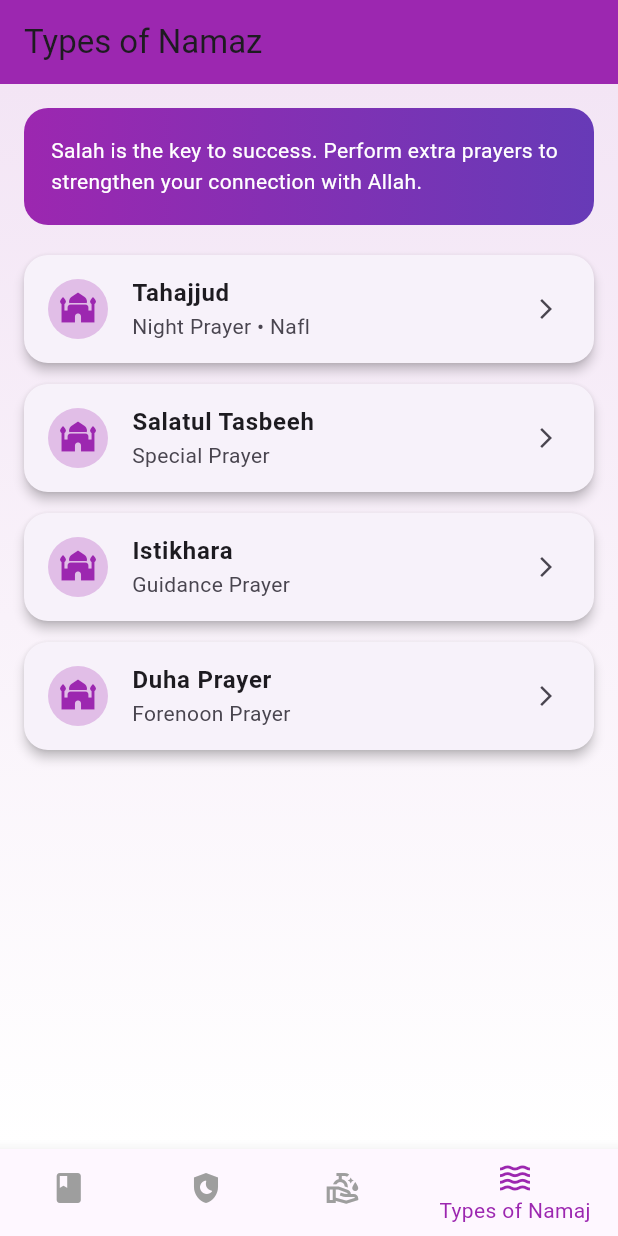
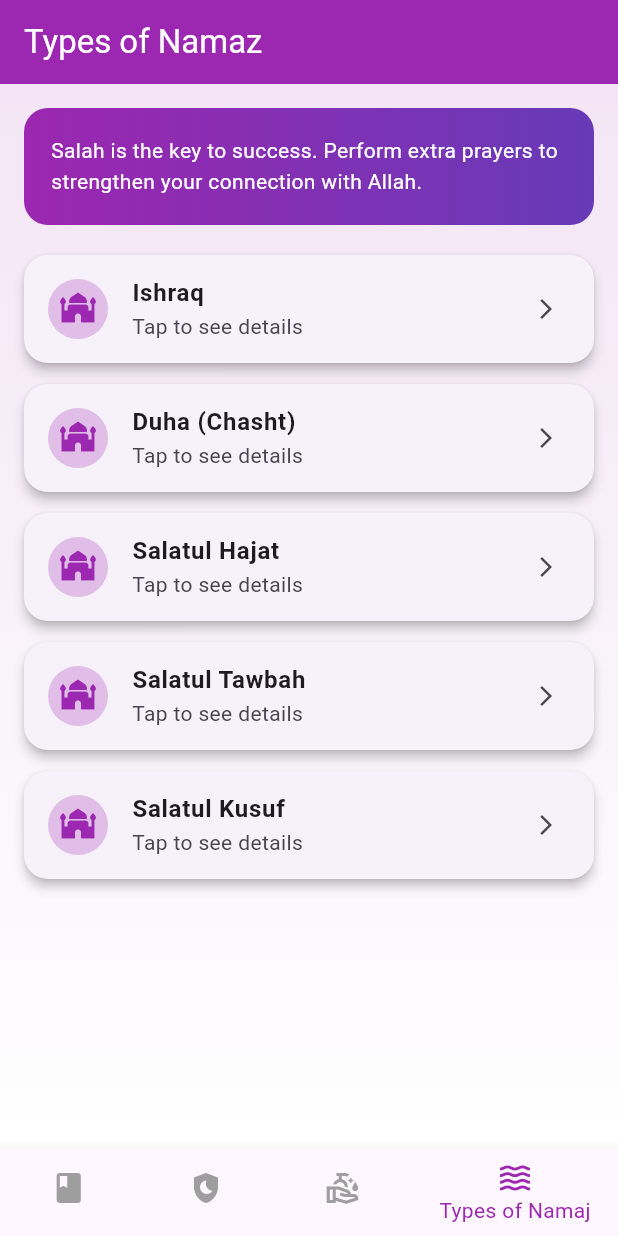
Before and after one commit to Siyam451/quranApp, a Flutter app: the screen it shows after launch, item 4 of the bottom bar chosen, on a phone screen of 412 x 824 dp. Run offline on Flutter 3.47's test engine with Material 3 defaults, Android fonts, the phone set to English and light mode, and no system bars; our stand-ins replace geolocator; network calls fail; Roboto replaces fonts that are missing (Poppins).

Commit message:
namaj_type_screen updated

```diff
--- /dev/null
+++ b/lib/data/models/namaj_model.dart
@@ -0,0 +1,11 @@
+class NamazModel {
+  final String name;
+  final List<String> steps;
+  final List<String> benefits;
+
+  NamazModel({
+    required this.name,
+    required this.steps,
+    required this.benefits,
+  });
+}
--- a/lib/presentation/namaj-types/screens/namaj_types_screen.dart
+++ b/lib/presentation/namaj-types/screens/namaj_types_screen.dart
@@ -1,6 +1,7 @@
 import 'package:flutter/material.dart';
 import 'package:quranapp/presentation/namaj-types/widgets/namaj_tile.dart';
 
+import '../../../data/models/namaj_model.dart';
 import 'details_screen.dart';
 
 
@@ -13,34 +14,81 @@ class TypesOfNamazScreen extends StatefulWidget {
 
 class _TypesOfNamazScreenState extends State<TypesOfNamazScreen> {
 
-  final List<Map<String, dynamic>> namazList = [
-    {
-      "name": "Tahajjud",
-      "subtitle": "Night Prayer • Nafl",
-      "benefit": "Brings you closer to Allah"
-    },
-    {
-      "name": "Salatul Tasbeeh",
-      "subtitle": "Special Prayer",
-      "benefit": "Forgiveness of sins"
-    },
-    {
-      "name": "Istikhara",
-      "subtitle": "Guidance Prayer",
-      "benefit": "Helps in decision making"
-    },
-    {
-      "name": "Duha Prayer",
-      "subtitle": "Forenoon Prayer",
-      "benefit": "Brings barakah in rizq"
-    },
+  final List<NamazModel> namazList = [
+
+    NamazModel(
+      name: "Ishraq",
+      steps: [
+        "Pray about 15-20 minutes after sunrise",
+        "Performed in 2 or 4 rakats",
+        "Remain seated in dhikr after Fajr until prayer time",
+      ],
+      benefits: [
+        "Reward of a complete Hajj and Umrah",
+        "Sins are forgiven",
+        "Protection from hellfire",
+      ],
+    ),
+    NamazModel(
+      name: "Duha (Chasht)",
+      steps: [
+        "Pray after the sun has risen high (mid-morning)",
+        "Minimum 2 rakats, can pray up to 12",
+        "Best performed when the heat of the sun is felt",
+      ],
+      benefits: [
+        "Charity on behalf of every joint in your body",
+        "Sufficient for all daily needs",
+        "A palace in Jannah for praying 12 rakats",
+      ],
+    ),
+    NamazModel(
+      name: "Salatul Hajat",
+      steps: [
+        "Perform Wudu thoroughly",
+        "Pray 2 rakats with full concentration",
+        "After Salam, praise Allah and send Salawat on the Prophet",
+        "Make specific dua for your need or problem",
+      ],
+      benefits: [
+        "Seeking divine intervention for specific needs",
+        "Relief from distress or hardship",
+      ],
+    ),
+    NamazModel(
+      name: "Salatul Tawbah",
+      steps: [
+        "Perform fresh Wudu",
+        "Pray 2 rakats of Nafl",
+        "Beg for Allah’s forgiveness with true remorse",
+        "Resolve never to return to the sin",
+      ],
+      benefits: [
+        "Wipes away the sin committed",
+        "Direct path to repentance and mercy",
+      ],
+    ),
+    NamazModel(
+      name: "Salatul Kusuf",
+      steps: [
+        "Performed during a solar or lunar eclipse",
+        "Two rakats with exceptionally long standing and bowing",
+        "Includes two bowings (Ruku) in each rakat",
+        "Prayed in congregation (preferably)",
+      ],
+      benefits: [
+        "Recognition of Allah’s power over the universe",
+        "Sunnah during celestial events",
+      ],
+    ),
+
+
   ];
-
   @override
   Widget build(BuildContext context) {
     return Scaffold(
       appBar: AppBar(
-        title: const Text("Types of Namaz"),
+        title: const Text("Types of Namaz",style: TextStyle(color: Colors.white),),
         backgroundColor: Colors.purple,
       ),
 
@@ -91,14 +139,14 @@ class _TypesOfNamazScreenState extends State<TypesOfNamazScreen> {
                       final namaz = namazList[index];
 
                       return NamazTile(
-                        name: namaz['name'],
-                        subtitle: namaz['subtitle'],
+                        name: namaz.name,
+                        subtitle: "Tap to see details", // or create field
                         onTap: () {
                           Navigator.push(
                             context,
                             MaterialPageRoute(
                               builder: (_) => NamazDetailsScreen(
-                                name: namaz['name'],
+                                namaz: namaz,
                               ),
                             ),
                           );
```
Also changed, not shown: lib/presentation/namaj-types/screens/details_screen.dart (+111 -26 lines).
